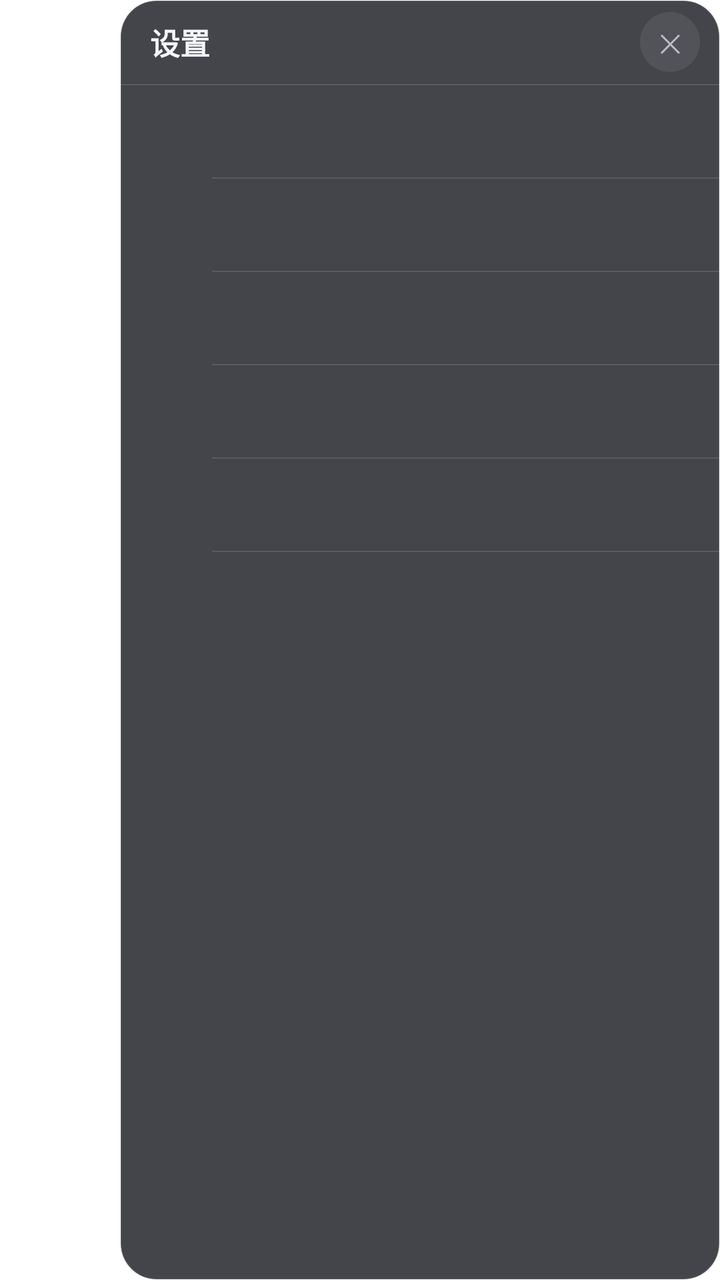
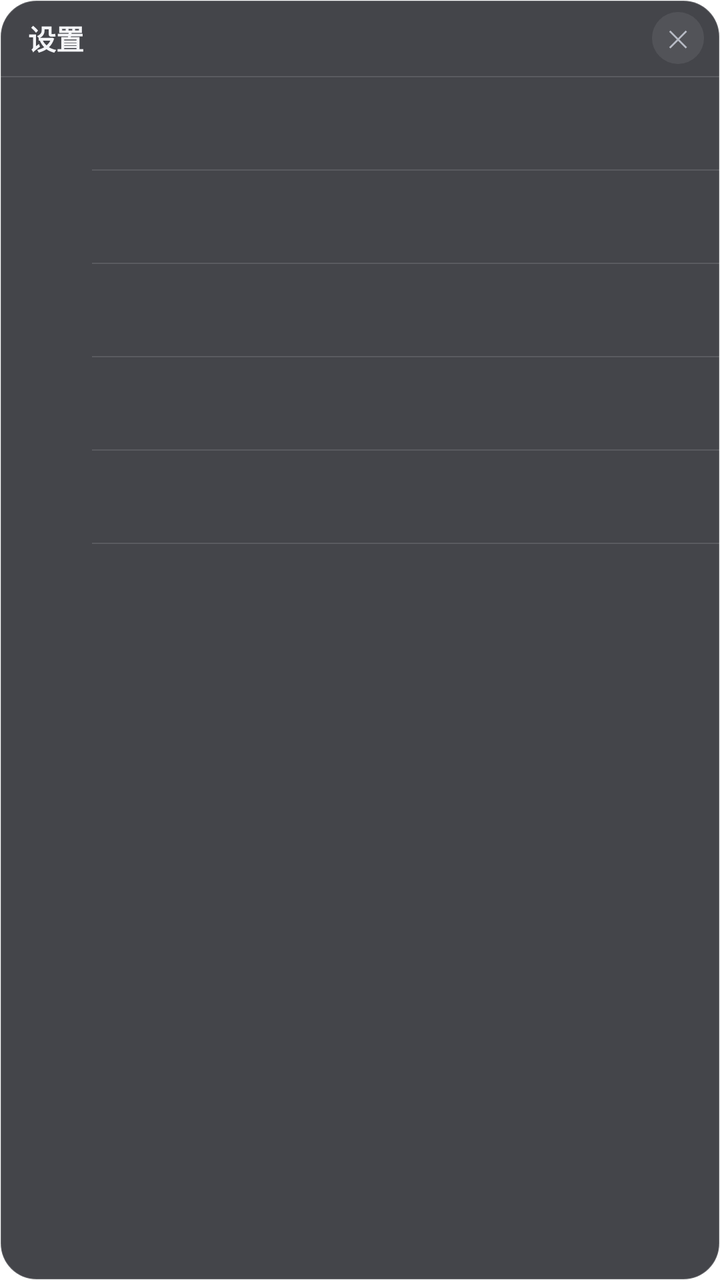

Two renders of the same Android screen: before a commit and after it. Below are the layout's source before the change and the commit's diff.
<!-- AndroidManifest.xml: activity theme Theme.HorizonBrief.Settings -->
<!-- res/layout/activity_settings.xml -->
<?xml version="1.0" encoding="utf-8"?>
<FrameLayout xmlns:android="http://schemas.android.com/apk/res/android"
    android:id="@+id/root"
    android:layout_width="match_parent"
    android:layout_height="match_parent">

    <View
        android:id="@+id/scrim"
        android:layout_width="match_parent"
        android:layout_height="match_parent" />

    <FrameLayout
        android:id="@+id/panel"
        android:layout_width="300dp"
        android:layout_height="wrap_content"
        android:layout_gravity="top|end"
        android:background="@drawable/bg_settings_glass"
        android:clipToOutline="true">

        <ImageView
            android:id="@+id/blurBg"
            android:layout_width="match_parent"
            android:layout_height="match_parent"
            android:contentDescription="@null"
            android:scaleType="centerCrop"
            android:visibility="gone" />

        <View
            android:id="@+id/tintLayer"
            android:layout_width="match_parent"
            android:layout_height="match_parent" />

        <LinearLayout
            android:id="@+id/content"
            android:layout_width="match_parent"
            android:layout_height="wrap_content"
            android:animateLayoutChanges="true"
            android:orientation="vertical">

            <LinearLayout
                android:layout_width="match_parent"
                android:layout_height="42dp"
                android:gravity="center_vertical"
                android:orientation="horizontal"
                android:paddingStart="15dp"
                android:paddingEnd="10dp">

                <TextView
                    android:id="@+id/panelTitle"
                    android:layout_width="0dp"
                    android:layout_height="wrap_content"
                    android:layout_weight="1"
                    android:text="设置"
                    android:textColor="#F4F5F8"
                    android:textSize="15sp"
                    android:textStyle="bold" />

                <TextView
                    android:id="@+id/closeBtn"
                    android:layout_width="30dp"
                    android:layout_height="30dp"
                    android:background="@drawable/bg_round_button"
                    android:gravity="center"
                    android:includeFontPadding="false"
                    android:text="✕"
                    android:textColor="#B8BCC6"
                    android:textSize="12.5sp" />
            </LinearLayout>

            <View
                android:layout_width="match_parent"
                android:layout_height="0.6dp"
                android:background="#1FFFFFFF" />

            <include
                android:id="@+id/rowReload"
                layout="@layout/view_menu_row"
                android:layout_width="match_parent"
                android:layout_height="wrap_content" />

            <include
                android:id="@+id/rowHard"
                layout="@layout/view_menu_row"
                android:layout_width="match_parent"
                android:layout_height="wrap_content" />

            <include
                android:id="@+id/rowTop"
                layout="@layout/view_menu_row"
                android:layout_width="match_parent"
                android:layout_height="wrap_content" />

            <include
                android:id="@+id/rowZoom"
                layout="@layout/view_menu_row"
                android:layout_width="match_parent"
                android:layout_height="wrap_content" />

            
            <LinearLayout
                android:id="@+id/zoomChips"
                android:layout_width="match_parent"
                android:layout_height="wrap_content"
                android:orientation="horizontal"
                android:paddingStart="12dp"
                android:paddingTop="2dp"
                android:paddingEnd="12dp"
                android:paddingBottom="12dp"
                android:visibility="gone" />

            <include
                android:id="@+id/rowUpdate"
                layout="@layout/view_menu_row"
                android:layout_width="match_parent"
                android:layout_height="wrap_content" />

            <View
                android:id="@+id/advGap"
                android:layout_width="match_parent"
                android:layout_height="6dp"
                android:background="#0AFFFFFF"
                android:visibility="gone" />

            <include
                android:id="@+id/rowBrowser"
                layout="@layout/view_menu_row"
                android:layout_width="match_parent"
                android:layout_height="wrap_content"
                android:visibility="gone" />

            <include
                android:id="@+id/rowCopy"
                layout="@layout/view_menu_row"
                android:layout_width="match_parent"
                android:layout_height="wrap_content"
                android:visibility="gone" />
        </LinearLayout>
    </FrameLayout>
</FrameLayout>
<!-- res/layout/view_menu_row.xml (included above) -->
<?xml version="1.0" encoding="utf-8"?>
<LinearLayout xmlns:android="http://schemas.android.com/apk/res/android"
    android:layout_width="match_parent"
    android:layout_height="wrap_content"
    android:background="@drawable/bg_menu_row"
    android:gravity="center_vertical"
    android:orientation="vertical">

    <LinearLayout
        android:layout_width="match_parent"
        android:layout_height="46dp"
        android:gravity="center_vertical"
        android:orientation="horizontal"
        android:paddingStart="15dp"
        android:paddingEnd="15dp">

        <ImageView
            android:id="@+id/row_icon"
            android:layout_width="19dp"
            android:layout_height="19dp"
            android:contentDescription="@null" />

        <TextView
            android:id="@+id/row_title"
            android:layout_width="0dp"
            android:layout_height="wrap_content"
            android:layout_marginStart="12dp"
            android:layout_weight="1"
            android:textColor="#EDEEF2"
            android:textSize="14.5sp" />

        <TextView
            android:id="@+id/row_right"
            android:layout_width="wrap_content"
            android:layout_height="wrap_content"
            android:layout_marginStart="10dp"
            android:textColor="#8E8E93"
            android:textSize="12.5sp" />
    </LinearLayout>

    <View
        android:id="@+id/row_divider"
        android:layout_width="match_parent"
        android:layout_height="0.6dp"
        android:layout_marginStart="46dp"
        android:background="#1FFFFFFF" />
</LinearLayout>
<!-- resources referenced by this layout -->
<resources>
  <!-- drawable bg_menu_row (drawable) -->
  <?xml version="1.0" encoding="utf-8"?>
  <ripple xmlns:android="http://schemas.android.com/apk/res/android"
      android:color="#22FFFFFF">
      <item>
          <shape android:shape="rectangle">
              <solid android:color="#00000000" />
          </shape>
      </item>
  </ripple>
  <!-- drawable bg_round_button (drawable) -->
  <?xml version="1.0" encoding="utf-8"?>
  <ripple xmlns:android="http://schemas.android.com/apk/res/android"
      android:color="#33FFFFFF">
      <item>
          <shape android:shape="oval">
              <solid android:color="#14FFFFFF" />
          </shape>
      </item>
      <item android:id="@android:id/mask">
          <shape android:shape="oval">
              <solid android:color="#FFFFFFFF" />
          </shape>
      </item>
  </ripple>
  <!-- drawable bg_settings_glass (drawable) -->
  <?xml version="1.0" encoding="utf-8"?>
  <shape xmlns:android="http://schemas.android.com/apk/res/android" android:shape="rectangle">
      <corners android:radius="18dp" />
      <solid android:color="#D01A1C22" />
      <stroke android:width="0.8dp" android:color="#33FFFFFF" />
  </shape>
  <style name="Theme.HorizonBrief.Settings" parent="Theme.AppCompat.DayNight.NoActionBar">
          <item name="android:windowBackground">@android:color/transparent</item>
          <item name="android:windowIsTranslucent">true</item>
          <item name="android:windowIsFloating">false</item>
          <item name="android:backgroundDimEnabled">false</item>
          <item name="android:windowAnimationStyle">@null</item>
          <item name="android:statusBarColor">@android:color/transparent</item>
          <item name="android:navigationBarColor">@android:color/transparent</item>
          <item name="android:windowLightStatusBar">false</item>
      </style>
</resources>

<!-- the commit's change to res/layout/activity_settings.xml (unified diff, before → after) -->
@@ -2,140 +2,128 @@
 <FrameLayout xmlns:android="http://schemas.android.com/apk/res/android"
     android:id="@+id/root"
     android:layout_width="match_parent"
-    android:layout_height="match_parent">
+    android:layout_height="wrap_content"
+    android:background="@drawable/bg_settings_glass"
+    android:clipToOutline="true">
+
+    <ImageView
+        android:id="@+id/blurBg"
+        android:layout_width="match_parent"
+        android:layout_height="match_parent"
+        android:contentDescription="@null"
+        android:scaleType="matrix"
+        android:visibility="gone" />
 
     <View
-        android:id="@+id/scrim"
+        android:id="@+id/tintLayer"
         android:layout_width="match_parent"
         android:layout_height="match_parent" />
 
-    <FrameLayout
-        android:id="@+id/panel"
-        android:layout_width="300dp"
+    <LinearLayout
+        android:id="@+id/content"
+        android:layout_width="match_parent"
         android:layout_height="wrap_content"
-        android:layout_gravity="top|end"
-        android:background="@drawable/bg_settings_glass"
-        android:clipToOutline="true">
+        android:animateLayoutChanges="true"
+        android:orientation="vertical">
 
-        <ImageView
-            android:id="@+id/blurBg"
+        <LinearLayout
             android:layout_width="match_parent"
-            android:layout_height="match_parent"
-            android:contentDescription="@null"
-            android:scaleType="centerCrop"
+            android:layout_height="38dp"
+            android:gravity="center_vertical"
+            android:orientation="horizontal"
+            android:paddingStart="14dp"
+            android:paddingEnd="8dp">
+
+            <TextView
+                android:id="@+id/panelTitle"
+                android:layout_width="0dp"
+                android:layout_height="wrap_content"
+                android:layout_weight="1"
+                android:text="设置"
+                android:textColor="#F4F5F8"
+                android:textSize="14sp"
+                android:textStyle="bold" />
+
+            <TextView
+                android:id="@+id/closeBtn"
+                android:layout_width="26dp"
+                android:layout_height="26dp"
+                android:background="@drawable/bg_round_button"
+                android:gravity="center"
+                android:includeFontPadding="false"
+                android:text="✕"
+                android:textColor="#B8BCC6"
+                android:textSize="11.5sp" />
+        </LinearLayout>
+
+        <View
+            android:layout_width="match_parent"
+            android:layout_height="0.6dp"
+            android:background="#1FFFFFFF" />
+
+        <include
+            android:id="@+id/rowReload"
+            layout="@layout/view_menu_row"
+            android:layout_width="match_parent"
+            android:layout_height="wrap_content" />
+
+        <include
+            android:id="@+id/rowHard"
+            layout="@layout/view_menu_row"
+            android:layout_width="match_parent"
+            android:layout_height="wrap_content" />
+
+        <include
+            android:id="@+id/rowTop"
+            layout="@layout/view_menu_row"
+            android:layout_width="match_parent"
+            android:layout_height="wrap_content" />
+
+        <include
+            android:id="@+id/rowZoom"
+            layout="@layout/view_menu_row"
+            android:layout_width="match_parent"
+            android:layout_height="wrap_content" />
+
+        
+        <LinearLayout
+            android:id="@+id/zoomChips"
+            android:layout_width="match_parent"
+            android:layout_height="wrap_content"
+            android:orientation="horizontal"
+            android:paddingStart="10dp"
+            android:paddingTop="0dp"
+            android:paddingEnd="10dp"
+            android:paddingBottom="10dp"
             android:visibility="gone" />
 
+        <include
+            android:id="@+id/rowUpdate"
+            layout="@layout/view_menu_row"
+            android:layout_width="match_parent"
+            android:layout_height="wrap_content" />
+
         <View
-            android:id="@+id/tintLayer"
+            android:id="@+id/advGap"
             android:layout_width="match_parent"
-            android:layout_height="match_parent" />
+            android:layout_height="5dp"
+            android:background="#0AFFFFFF"
+            android:visibility="gone" />
 
-        <LinearLayout
-            android:id="@+id/content"
+        <include
+            android:id="@+id/rowBrowser"
+            layout="@layout/view_menu_row"
             android:layout_width="match_parent"
             android:layout_height="wrap_content"
-            android:animateLayoutChanges="true"
-            android:orientation="vertical">
+            android:visibility="gone" />
 
-            <LinearLayout
-                android:layout_width="match_parent"
-                android:layout_height="42dp"
-                android:gravity="center_vertical"
-                android:orientation="horizontal"
-                android:paddingStart="15dp"
-                android:paddingEnd="10dp">
-
-                <TextView
-                    android:id="@+id/panelTitle"
-                    android:layout_width="0dp"
-                    android:layout_height="wrap_content"
-                    android:layout_weight="1"
-                    android:text="设置"
-                    android:textColor="#F4F5F8"
-                    android:textSize="15sp"
-                    android:textStyle="bold" />
-
-                <TextView
-                    android:id="@+id/closeBtn"
-                    android:layout_width="30dp"
-                    android:layout_height="30dp"
-                    android:background="@drawable/bg_round_button"
-                    android:gravity="center"
-                    android:includeFontPadding="false"
-                    android:text="✕"
-                    android:textColor="#B8BCC6"
-                    android:textSize="12.5sp" />
-            </LinearLayout>
-
-            <View
-                android:layout_width="match_parent"
-                android:layout_height="0.6dp"
-                android:background="#1FFFFFFF" />
-
-            <include
-                android:id="@+id/rowReload"
-                layout="@layout/view_menu_row"
-                android:layout_width="match_parent"
-                android:layout_height="wrap_content" />
-
-            <include
-                android:id="@+id/rowHard"
-                layout="@layout/view_menu_row"
-                android:layout_width="match_parent"
-                android:layout_height="wrap_content" />
-
-            <include
-                android:id="@+id/rowTop"
-                layout="@layout/view_menu_row"
-                android:layout_width="match_parent"
-                android:layout_height="wrap_content" />
-
-            <include
-                android:id="@+id/rowZoom"
-                layout="@layout/view_menu_row"
-                android:layout_width="match_parent"
-                android:layout_height="wrap_content" />
-
-            
-            <LinearLayout
-                android:id="@+id/zoomChips"
-                android:layout_width="match_parent"
-                android:layout_height="wrap_content"
-                android:orientation="horizontal"
-                android:paddingStart="12dp"
-                android:paddingTop="2dp"
-                android:paddingEnd="12dp"
-                android:paddingBottom="12dp"
-                android:visibility="gone" />
-
-            <include
-                android:id="@+id/rowUpdate"
-                layout="@layout/view_menu_row"
-                android:layout_width="match_parent"
-                android:layout_height="wrap_content" />
-
-            <View
-                android:id="@+id/advGap"
-                android:layout_width="match_parent"
-                android:layout_height="6dp"
-                android:background="#0AFFFFFF"
-                android:visibility="gone" />
-
-            <include
-                android:id="@+id/rowBrowser"
-                layout="@layout/view_menu_row"
-                android:layout_width="match_parent"
-                android:layout_height="wrap_content"
-                android:visibility="gone" />
-
-            <include
-                android:id="@+id/rowCopy"
-                layout="@layout/view_menu_row"
-                android:layout_width="match_parent"
-                android:layout_height="wrap_content"
-                android:visibility="gone" />
-        </LinearLayout>
-    </FrameLayout>
+        <include
+            android:id="@+id/rowCopy"
+            layout="@layout/view_menu_row"
+            android:layout_width="match_parent"
+            android:layout_height="wrap_content"
+            android:visibility="gone" />
+    </LinearLayout>
 </FrameLayout>
 <!-- res/layout/view_menu_row.xml (included above) -->
 <?xml version="1.0" encoding="utf-8"?>
